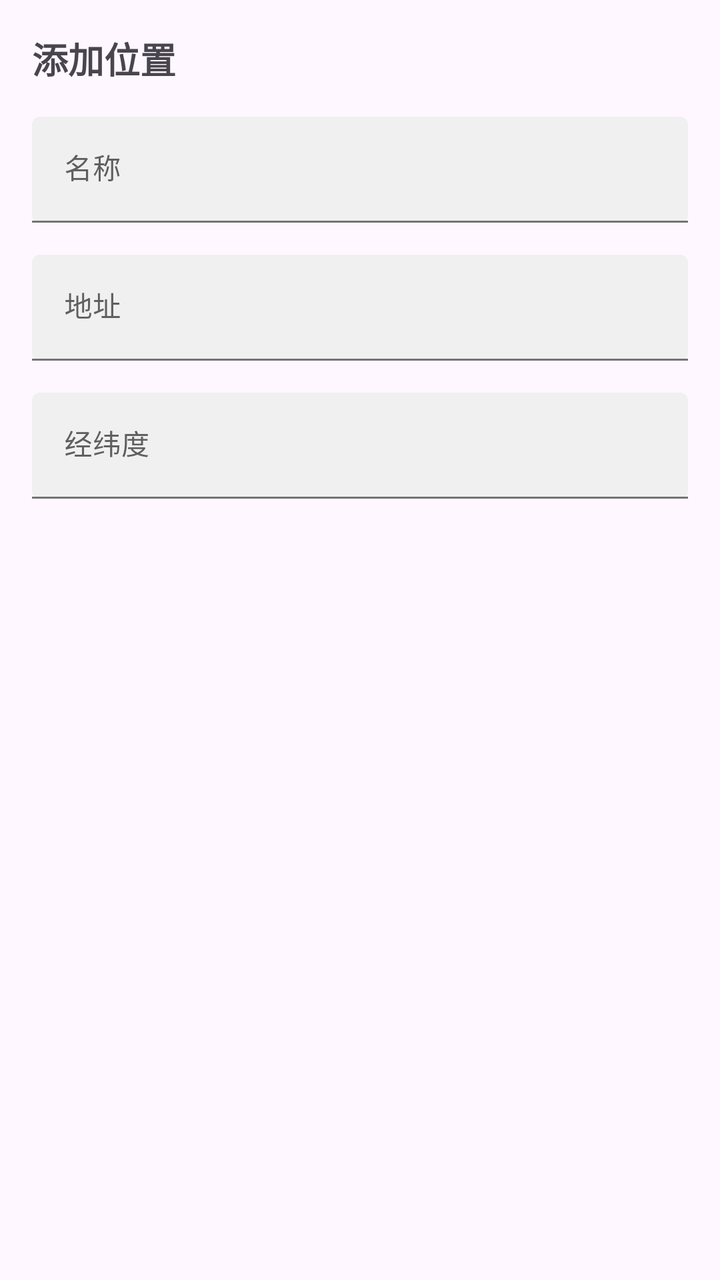
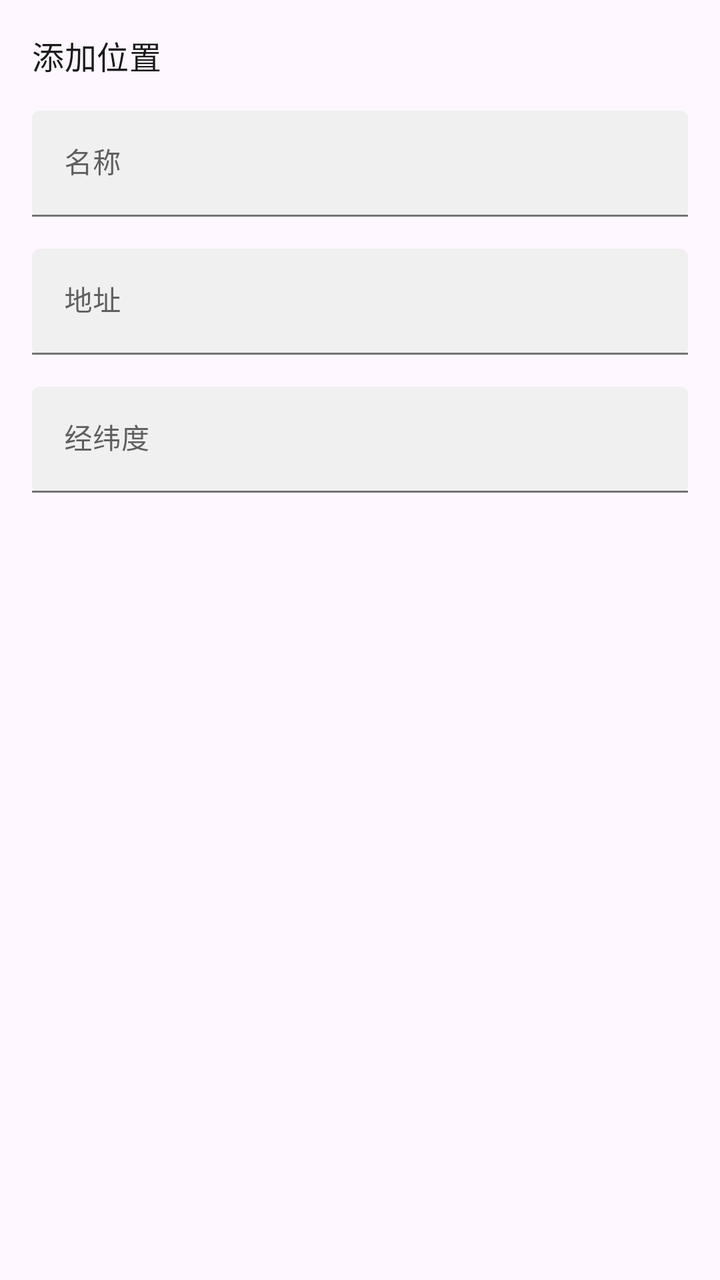

Screens rendered from an Android XML layout before and after an edit, with the pre-edit source and the edit as a unified diff.
<!-- AndroidManifest.xml: application theme AppTheme -->
<!-- res/layout/dialog_add_location.xml -->
<?xml version="1.0" encoding="utf-8"?>
<LinearLayout
    xmlns:android="http://schemas.android.com/apk/res/android"
    xmlns:app="http://schemas.android.com/apk/res-auto"
    android:layout_width="match_parent"
    android:layout_height="wrap_content"
    android:orientation="vertical"
    android:padding="16dp">

        <TextView
            android:layout_width="match_parent"
            android:layout_height="wrap_content"
            android:text="@string/add_location"
            android:textSize="18sp"
            android:textStyle="bold"/>

        <com.google.android.material.textfield.TextInputLayout
            android:layout_width="match_parent"
            android:layout_height="wrap_content"
            android:layout_marginTop="16dp"
            app:boxBackgroundMode="filled"
            app:boxBackgroundColor="?attr/colorSurfaceVariant"
            android:hint="@string/name">

            <com.google.android.material.textfield.TextInputEditText
                android:id="@+id/etLocationName"
                android:layout_width="match_parent"
                android:layout_height="wrap_content"
                android:imeOptions="actionNext"
                android:inputType="text"
                android:singleLine="true"
                android:textColor="?attr/colorOnSurface"
                android:textAppearance="@style/TextAppearance.Material3.BodyMedium">

                
            </com.google.android.material.textfield.TextInputEditText>
        </com.google.android.material.textfield.TextInputLayout>

        <com.google.android.material.textfield.TextInputLayout
            android:layout_width="match_parent"
            android:layout_height="wrap_content"
            android:layout_marginTop="16dp"
            app:boxBackgroundMode="filled"
            app:boxBackgroundColor="?attr/colorSurfaceVariant"
            android:hint="@string/address">

            <com.google.android.material.textfield.TextInputEditText
                android:id="@+id/etLocationAddress"
                android:layout_width="match_parent"
                android:layout_height="wrap_content"
                android:imeOptions="actionNext"
                android:inputType="text"
                android:singleLine="true"
                android:textColor="?attr/colorOnSurface"
                android:textAppearance="@style/TextAppearance.Material3.BodyMedium">
            </com.google.android.material.textfield.TextInputEditText>
        </com.google.android.material.textfield.TextInputLayout>

        <com.google.android.material.textfield.TextInputLayout
            android:layout_width="match_parent"
            android:layout_height="wrap_content"
            android:layout_marginTop="16dp"
            app:boxBackgroundMode="filled"
            app:boxBackgroundColor="?attr/colorSurfaceVariant"
            android:hint="@string/latlon">

            <com.google.android.material.textfield.TextInputEditText
                android:id="@+id/etLocationLatLon"
                android:layout_width="match_parent"
                android:layout_height="wrap_content"
                android:imeOptions="actionNext"
                android:inputType="text"
                android:singleLine="true"
                android:textColor="?attr/colorOnSurface"
                android:textAppearance="@style/TextAppearance.Material3.BodyMedium">
            </com.google.android.material.textfield.TextInputEditText>
        </com.google.android.material.textfield.TextInputLayout>

</LinearLayout>
<!-- resources referenced by this layout -->
<resources>
  <string name="add_location">添加位置</string>
  <string name="address">地址</string>
  <string name="latlon">经纬度</string>
  <string name="name">名称</string>
  <style name="AppTheme" parent="Theme.Material3.Light.NoActionBar">
          
          <item name="colorPrimary">#5F5F5F</item>
          <item name="colorOnPrimary">#FFFFFF</item>
          <item name="colorPrimaryContainer">#E0E0E0</item>
          <item name="colorOnPrimaryContainer">#1E1E1E</item>
          <item name="colorSecondary">#494949</item>
          <item name="colorOnSecondary">#FFFFFF</item>
          <item name="colorSecondaryContainer">#E7E7E7</item>
          <item name="colorOnSecondaryContainer">#2A2A2A</item>
          <item name="colorSurface">#FFFFFF</item>
          <item name="colorOnSurface">#1A1A1A</item>
          <item name="colorSurfaceVariant">#F0F0F0</item>
          <item name="colorOnSurfaceVariant">#5F5F5F</item>
          <item name="colorOutline">#747474</item>
  
          
          <item name="android:statusBarColor">@android:color/transparent</item>
          <item name="android:windowDrawsSystemBarBackgrounds">true</item>
          <item name="android:windowTranslucentStatus">true</item>
          <item name="windowActionModeOverlay">true</item>
          <item name="windowActionBar">false</item>
          <item name="windowNoTitle">true</item>
  
          
          <item name="searchViewStyle">@style/Portal.SearchViewStyle</item>
          <item name="sliderStyle">@style/Portal.SliderTheme</item>
      </style>
  <style name="Portal.SearchViewStyle" parent="Widget.AppCompat.SearchView" />
  <style name="Portal.SliderTheme" parent="Widget.Material3.Slider" />
</resources>

<!-- the commit's change to res/layout/dialog_add_location.xml (unified diff, before → after) -->
@@ -11,8 +11,8 @@
             android:layout_width="match_parent"
             android:layout_height="wrap_content"
             android:text="@string/add_location"
-            android:textSize="18sp"
-            android:textStyle="bold"/>
+            android:textAppearance="?attr/textAppearanceTitleMedium"
+            android:textColor="?attr/colorOnSurface"/>
 
         <com.google.android.material.textfield.TextInputLayout
             android:layout_width="match_parent"
